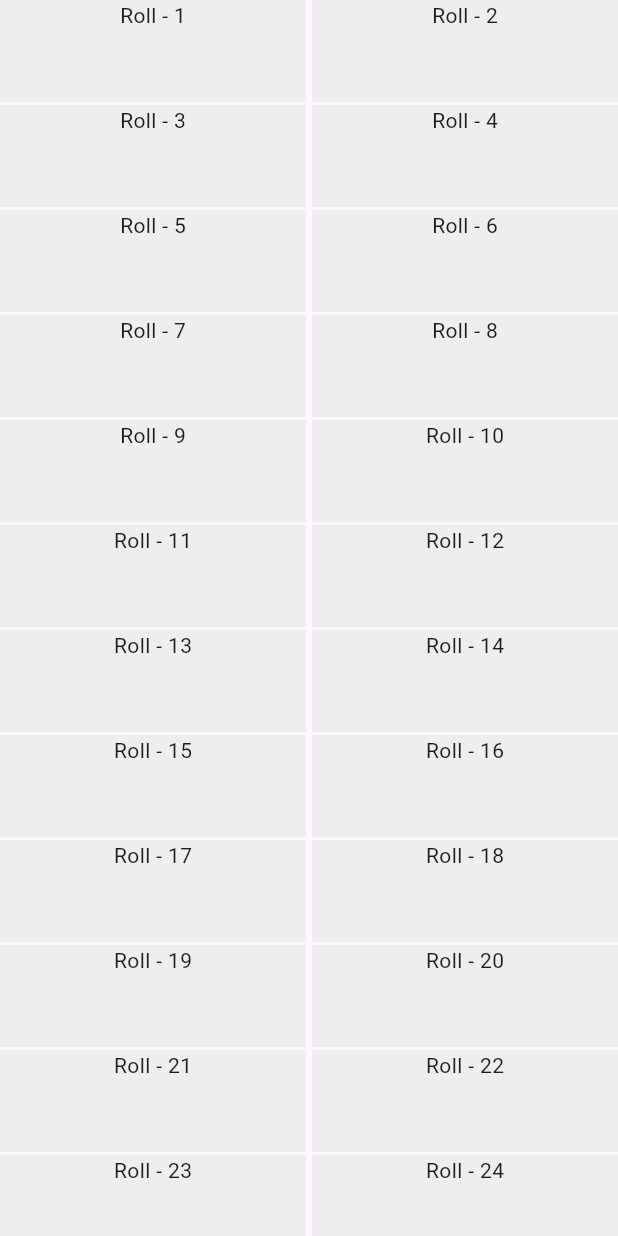
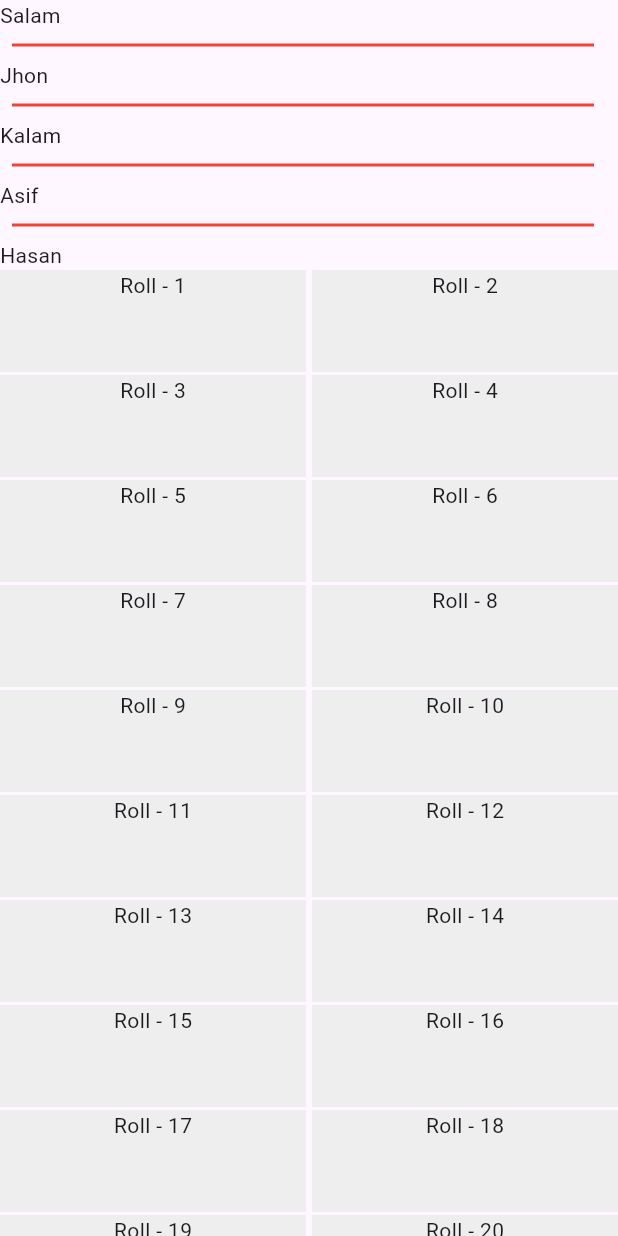
Before and after one commit to rayhan1650/ostad_flutter_live_class, a Flutter app: the screen it shows after launch, on a phone screen of 412 x 824 dp. Run offline on Flutter 3.47's test engine with Material 3 defaults, Android fonts, the phone set to English and light mode, and no system bars.

```diff
--- a/lib/main.dart
+++ b/lib/main.dart
@@ -101,8 +101,26 @@ class Home extends StatelessWidget {
       body: SingleChildScrollView(
         child: Column(
           children: [
+            ListView.separated(
+              shrinkWrap: true,
+              primary: false,
+              itemCount: studentName.length,
+              itemBuilder: (context, index) {
+                return Text(studentName[index]);
+              },
+              separatorBuilder: (context, index) {
+                return const Divider(
+                  height: 20,
+                  thickness: 2,
+                  indent: 8,
+                  endIndent: 16,
+                  color: Colors.red,
+                );
+              },
+            ),
             GridView.builder(
                 shrinkWrap: true,
+                primary: false,
                 itemCount: 100,
                 gridDelegate: const SliverGridDelegateWithFixedCrossAxisCount(
                   crossAxisCount: 2,
```
